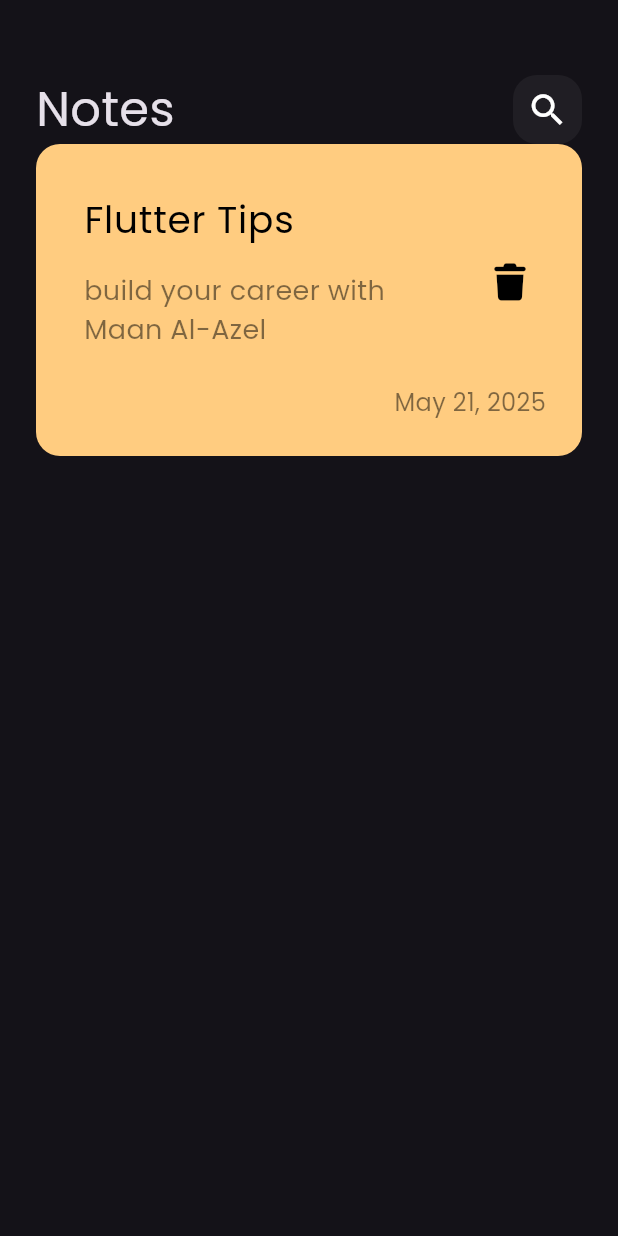
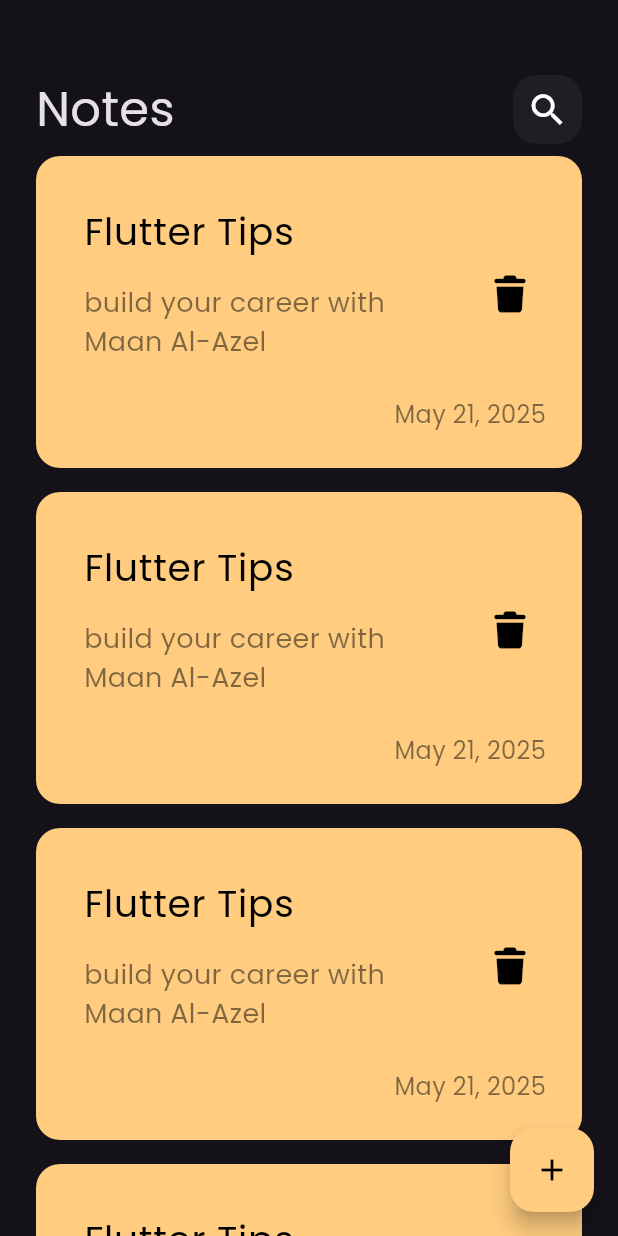
Before and after one commit to Maan-Al-Azel/Note_App, a Flutter app: the screen it shows after launch, on a phone screen of 412 x 824 dp. Run offline on Flutter 3.47's test engine with Material 3 defaults, Android fonts, the phone set to English and light mode, and no system bars; our stand-ins replace font_awesome_flutter.

Commit message:
create note list view

```diff
--- a/lib/Views/notes_view.dart
+++ b/lib/Views/notes_view.dart
@@ -7,11 +7,14 @@ class NotesView extends StatelessWidget {
 
   @override
   Widget build(BuildContext context) {
-    return const Scaffold(
+    return Scaffold(
       body: NotesViewBody(),
+      floatingActionButton: FloatingActionButton(
+        onPressed: () {},
 
+        backgroundColor: Color(0xffffcc80),
+        child: Icon(Icons.add, color: Colors.black),
+      ),
     );
   }
-
-
 }
--- a/lib/widget/Custom_Search_Icon.dart
+++ b/lib/widget/Custom_Search_Icon.dart
@@ -1,18 +1,19 @@
 import 'package:flutter/material.dart';
 
 class CustomSearchIcon extends StatelessWidget {
-  const CustomSearchIcon({super.key});
-
+  const CustomSearchIcon({super.key, required this.icon,});
+  final IconData icon;
   @override
   Widget build(BuildContext context) {
     return Container(
       height: 46,
       width: 46,
       decoration: BoxDecoration(
+        // ignore: deprecated_member_use
         color: Colors.white.withOpacity(.05),
         borderRadius: BorderRadius.circular(16),
       ),
-      child: const Icon(Icons.search, size: 28),
+      child:  Icon(icon, size: 28),
     );
   }
 }
--- /dev/null
+++ b/lib/widget/Notes_List_View.dart
@@ -0,0 +1,20 @@
+import 'package:flutter/material.dart';
+import 'package:note_app/widget/custom_note_item.dart';
+
+class NotesListView extends StatelessWidget {
+  const NotesListView({super.key});
+
+  @override
+  Widget build(BuildContext context) {
+    return Expanded(
+      child: ListView.builder(
+        itemBuilder: (context, index) {
+          return const Padding(
+            padding:  EdgeInsets.symmetric(vertical: 8),
+            child:  NoteItem(),
+          );
+        },
+      ),
+    );
+  }
+}
--- a/lib/widget/custom_app_bar.dart
+++ b/lib/widget/custom_app_bar.dart
@@ -2,15 +2,16 @@ import 'package:flutter/material.dart';
 import 'package:note_app/widget/Custom_Search_Icon.dart';
 
 class CustomAppBar extends StatelessWidget {
-  const CustomAppBar({super.key});
-
+  const CustomAppBar({super.key, required this.title, required this.icon});
+  final String title;
+  final IconData icon;
   @override
   Widget build(BuildContext context) {
-    return const Row(
+    return Row(
       children: [
-        Text('Notes', style: TextStyle(fontSize: 32)),
+        Text(title, style: TextStyle(fontSize: 32)),
         Spacer(),
-        CustomSearchIcon(),
+        CustomSearchIcon(icon: icon),
       ],
     );
   }
--- a/lib/widget/custom_note_item.dart
+++ b/lib/widget/custom_note_item.dart
@@ -1,10 +1,8 @@
-
 import 'package:flutter/material.dart';
 import 'package:font_awesome_flutter/font_awesome_flutter.dart';
 
 class NoteItem extends StatelessWidget {
   const NoteItem({super.key});
-
   @override
   Widget build(BuildContext context) {
     return Container(
@@ -26,6 +24,7 @@ class NoteItem extends StatelessWidget {
               child: Text(
                 'build your career with Maan Al-Azel',
                 style: TextStyle(
+                  // ignore: deprecated_member_use
                   color: Colors.black.withOpacity(.5),
                   fontSize: 18,
                 ),
@@ -43,6 +42,7 @@ class NoteItem extends StatelessWidget {
             child: Text(
               'May 21, 2025',
               style: TextStyle(
+                // ignore: deprecated_member_use
                 color: Colors.black.withOpacity(.5),
                 fontSize: 16,
               ),
--- a/lib/widget/notes_view_body.dart
+++ b/lib/widget/notes_view_body.dart
@@ -1,4 +1,5 @@
 import 'package:flutter/material.dart';
+import 'package:note_app/widget/Notes_List_View.dart';
 import 'package:note_app/widget/custom_app_bar.dart';
 import 'package:note_app/widget/custom_note_item.dart';
 
@@ -10,7 +11,11 @@ class NotesViewBody extends StatelessWidget {
     return Padding(
       padding: const EdgeInsets.symmetric(horizontal: 24),
       child: Column(
-        children: const [SizedBox(height: 50), CustomAppBar(), NoteItem()],
+        children: [
+          SizedBox(height: 50),
+          CustomAppBar(title: 'Notes', icon: Icons.search),
+          NotesListView()
+        ],
       ),
     );
   }
```
